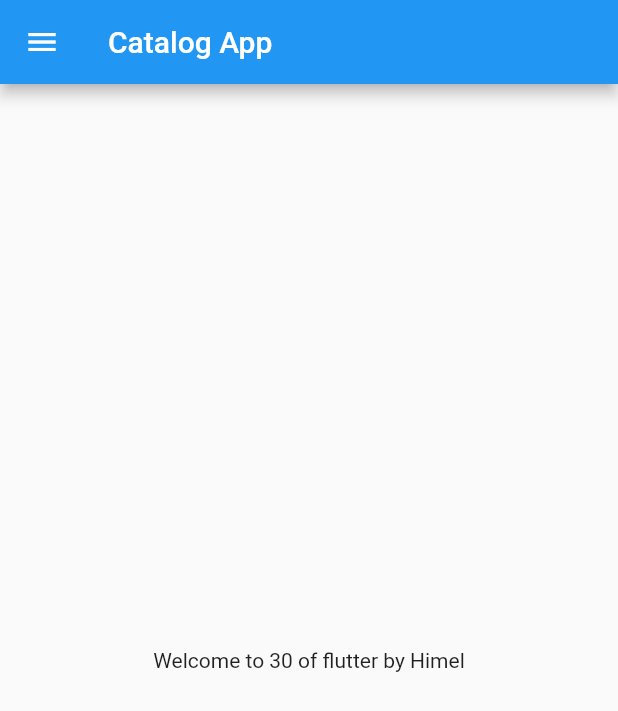
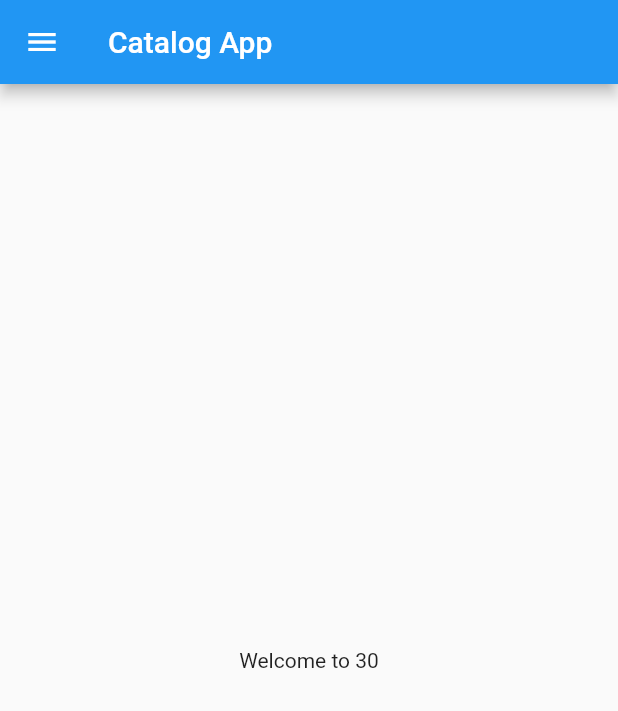
Before and after one commit to AndroidDeveloper3005/flutter-basic-dart-30-days, a Flutter app: the screen it shows after launch, on a phone screen of 412 x 824 dp. Shown: the top 711 px of the screen. Run offline on Flutter 3.47's test engine with Material 2 defaults, Android fonts, the phone set to English and light mode, and no system bars; statements that could not run were skipped.

Commit message:
day three done

```diff
--- a/lib/main.dart
+++ b/lib/main.dart
@@ -1,5 +1,5 @@
 import 'package:flutter/material.dart';
-import 'home_page.dart';
+import 'pages/home_page.dart';
 
 void main() {
   runApp(MyApp());
@@ -8,8 +8,16 @@ void main() {
 class MyApp extends StatelessWidget {
   @override
   Widget build(BuildContext context) {
-    return MaterialApp(
-      home: HomePage()
-    );
+    bringFish(bag: true, taka: 50);
+    bringCat(bag: true, taka: 120);
+
+    return MaterialApp(home: HomePage());
+  }
+
+  bringFish({bool bag = false, int taka = 100}) {
+    //works
+  }
+  bringCat({@required bool bag = false, int taka = 100}) {
+    //works
   }
 }
--- a/lib/home_page.dart
+++ b/lib/pages/home_page.dart
@@ -9,16 +9,13 @@ class HomePage extends StatelessWidget {
     return Scaffold(
       appBar: AppBar(
         title: Text("Catalog App"),
-
       ),
       body: Center(
         child: Container(
-          child: Text("Welcome to $day of flutter by $name"),
+          child: Text("Welcome to $day"),
         ),
       ),
-      drawer: Drawer(
-
-      ),
+      drawer: Drawer(),
     );
   }
 }
```
